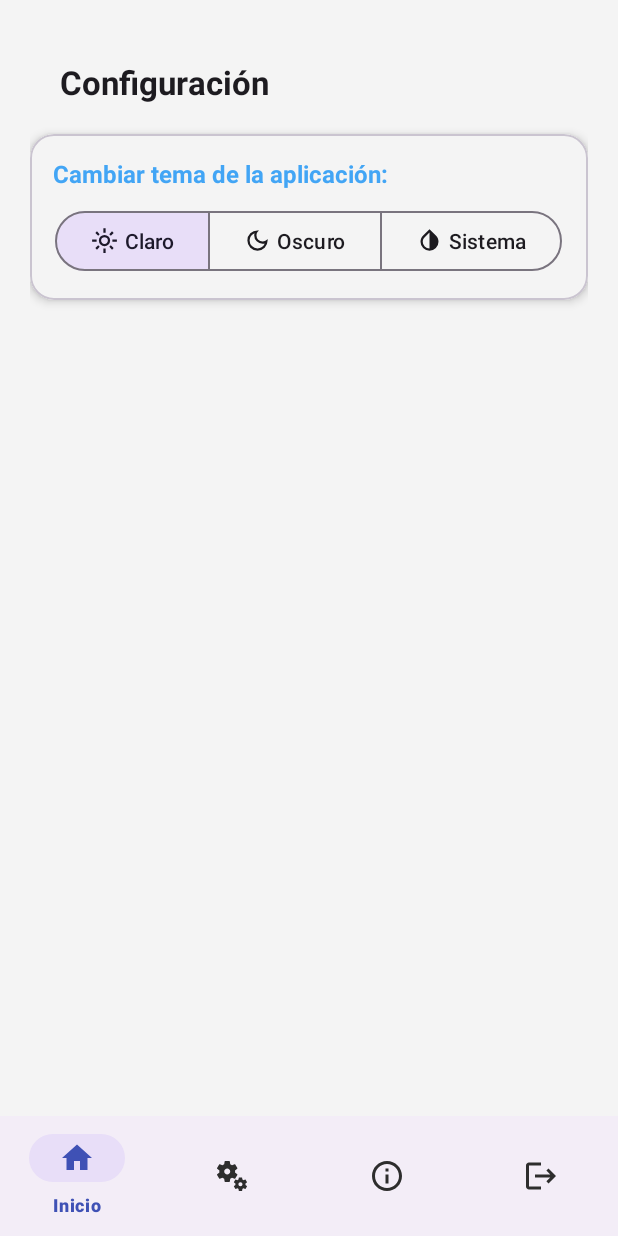
After one commit to Ever-VC/DataCloudSV, an Android app: the fragment ConfigFragment placed in its activity, on a phone screen of 412 x 824 dp. The commit adds this screen. Run offline under Robolectric (Android 15) with nearby library versions, the phone set to English and light mode, and no system bars; our stand-ins replace Room's generated code.

Commit message:
Fix: Implementación de tema oscuro
- Se implementa la funcionalidad para cambiar el tema de la aplicación (claro, oscuro, sistema).
- Se crea la clase `ThemeHelper` para gestionar el tema seleccionado.
- Se añade el fragmento `ConfigFragment` para la configuración del tema.
- Se actualiza el icono de "Ajustes" a "Configuración" en el menú de navegación inferior.
- Se añaden nuevos iconos para los modos de tema (claro, oscuro, sistema).
- Se aplica el tema seleccionado al iniciar la aplicación en `MainActivity`.
- Se asegura la ventana en `ConfigFragment` para prevenir capturas de pantalla.

```diff
--- a/app/src/main/java/com/evervc/datacloudsv/MainActivity.java
+++ b/app/src/main/java/com/evervc/datacloudsv/MainActivity.java
@@ -7,6 +7,7 @@ import android.os.Handler;
 
 import androidx.activity.EdgeToEdge;
 import androidx.appcompat.app.AppCompatActivity;
+import androidx.appcompat.app.AppCompatDelegate;
 import androidx.core.graphics.Insets;
 import androidx.core.view.ViewCompat;
 import androidx.core.view.WindowInsetsCompat;
@@ -14,6 +15,7 @@ import androidx.core.view.WindowInsetsCompat;
 import com.evervc.datacloudsv.ui.HomeActivity;
 import com.evervc.datacloudsv.ui.LoginActivity;
 import com.evervc.datacloudsv.ui.RegisterActivity;
+import com.evervc.datacloudsv.ui.utils.ThemeHelper;
 
 public class MainActivity extends AppCompatActivity {
 
@@ -27,6 +29,8 @@ public class MainActivity extends AppCompatActivity {
             v.setPadding(systemBars.left, systemBars.top, systemBars.right, systemBars.bottom);
             return insets;
         });
+        int theme = new ThemeHelper(this).getSelectedTheme();
+        new ThemeHelper(this).setSelectedTheme(theme);
         loadSplash();
     }
 
--- a/app/src/main/java/com/evervc/datacloudsv/ui/HomeActivity.java
+++ b/app/src/main/java/com/evervc/datacloudsv/ui/HomeActivity.java
@@ -20,6 +20,7 @@ import androidx.fragment.app.FragmentContainerView;
 
 import com.evervc.datacloudsv.R;
 import com.evervc.datacloudsv.database.AccountRegistersDB;
+import com.evervc.datacloudsv.ui.fragments.ConfigFragment;
 import com.evervc.datacloudsv.ui.fragments.HomeFragment;
 import com.google.android.material.bottomnavigation.BottomNavigationView;
 import com.google.android.material.navigation.NavigationBarView;
@@ -63,7 +64,7 @@ public class HomeActivity extends AppCompatActivity {
                 chnageFragment(new HomeFragment());
                 return true;
             case R.id.btnSettings:
-                Toast.makeText(HomeActivity.this, "Módulo en desarrollo...", Toast.LENGTH_SHORT).show();
+                chnageFragment(new ConfigFragment());
                 return false;
             case R.id.btnInfo:
                 Toast.makeText(HomeActivity.this, "Módulo en desarrollo...", Toast.LENGTH_SHORT).show();
--- /dev/null
+++ b/app/src/main/java/com/evervc/datacloudsv/ui/fragments/ConfigFragment.java
@@ -0,0 +1,72 @@
+package com.evervc.datacloudsv.ui.fragments;
+
+import android.os.Bundle;
+
+import androidx.appcompat.app.AppCompatDelegate;
+import androidx.fragment.app.Fragment;
+
+import android.view.LayoutInflater;
+import android.view.View;
+import android.view.ViewGroup;
+import android.view.WindowManager;
+
+import com.evervc.datacloudsv.R;
+import com.evervc.datacloudsv.ui.utils.ThemeHelper;
+import com.google.android.material.button.MaterialButtonToggleGroup;
+
+public class ConfigFragment extends Fragment {
+    private MaterialButtonToggleGroup theme_toggle;
+
+    public ConfigFragment() {
+        // Required empty public constructor
+    }
+
+    public static ConfigFragment newInstance(String param1, String param2) {
+        ConfigFragment fragment = new ConfigFragment();
+        return fragment;
+    }
+
+    @Override
+    public void onCreate(Bundle savedInstanceState) {
+        super.onCreate(savedInstanceState);
+    }
+
+    @Override
+    public View onCreateView(LayoutInflater inflater, ViewGroup container,
+                             Bundle savedInstanceState) {
+        // Inflate the layout for this fragment
+        getActivity().getWindow().setFlags(WindowManager.LayoutParams.FLAG_SECURE, WindowManager.LayoutParams.FLAG_SECURE);
+        View view = inflater.inflate(R.layout.fragment_config, container, false);
+
+        bindXmlElements(view);
+
+        setTheme();
+
+        return view;
+    }
+
+    private void bindXmlElements(View view) {
+        theme_toggle = view.findViewById(R.id.theme_toggle);
+    }
+
+    private void setTheme() {
+        theme_toggle.addOnButtonCheckedListener((group, checkedId, isChecked) -> {
+            if (isChecked) {
+                if (checkedId == R.id.btnLight) {
+                    new ThemeHelper(getActivity()).setSelectedTheme(AppCompatDelegate.MODE_NIGHT_NO);
+                } else if (checkedId == R.id.btnDark) {
+                    new ThemeHelper(getActivity()).setSelectedTheme(AppCompatDelegate.MODE_NIGHT_YES);
+                } else {
+                    new ThemeHelper(getActivity()).setSelectedTheme(AppCompatDelegate.MODE_NIGHT_FOLLOW_SYSTEM);
+                }
+            }
+        });
+
+        int theme = new ThemeHelper(getActivity()).getSelectedTheme();
+
+        // Select toggle btn
+        theme_toggle.check(theme == AppCompatDelegate.MODE_NIGHT_NO ? R.id.btnLight :
+                theme == AppCompatDelegate.MODE_NIGHT_YES ? R.id.btnDark :
+                        R.id.btnSystem);
+    }
+}
--- /dev/null
+++ b/app/src/main/java/com/evervc/datacloudsv/ui/utils/ThemeHelper.java
@@ -0,0 +1,27 @@
+package com.evervc.datacloudsv.ui.utils;
+
+import android.content.Context;
+import android.content.SharedPreferences;
+
+import androidx.appcompat.app.AppCompatDelegate;
+
+public class ThemeHelper {
+    private static final String SELECTED_THEME = "Theme.Helper.Selected.Theme";
+    private final SharedPreferences sharedPreferences;
+
+    public ThemeHelper(Context context) {
+        this.sharedPreferences = context.getSharedPreferences("THEME", Context.MODE_PRIVATE);
+    }
+
+    public int getSelectedTheme() {
+        return sharedPreferences.getInt(SELECTED_THEME, 1);
+    }
+
+    public void setSelectedTheme(int theme) {
+        SharedPreferences.Editor editor = sharedPreferences.edit();
+        editor.putInt(SELECTED_THEME, theme);
+        editor.apply();
+
+        AppCompatDelegate.setDefaultNightMode(theme);
+    }
+}
--- /dev/null
+++ b/app/src/main/res/drawable/outline_dark_mode_24.xml
@@ -0,0 +1,5 @@
+<vector xmlns:android="http://schemas.android.com/apk/res/android" android:height="24dp" android:tint="#000000" android:viewportHeight="960" android:viewportWidth="960" android:width="24dp">
+
+    <path android:fillColor="@android:color/white" android:pathData="M480,840Q330,840 225,735Q120,630 120,480Q120,330 225,225Q330,120 480,120Q494,120 507.5,121Q521,122 534,124Q493,153 468.5,199.5Q444,246 444,300Q444,390 507,453Q570,516 660,516Q715,516 761,491.5Q807,467 836,426Q838,439 839,452.5Q840,466 840,480Q840,630 735,735Q630,840 480,840ZM480,760Q568,760 638,711.5Q708,663 740,585Q720,590 700,593Q680,596 660,596Q537,596 450.5,509.5Q364,423 364,300Q364,280 367,260Q370,240 375,220Q297,252 248.5,322Q200,392 200,480Q200,596 282,678Q364,760 480,760ZM470,490Q470,490 470,490Q470,490 470,490Q470,490 470,490Q470,490 470,490Q470,490 470,490Q470,490 470,490Q470,490 470,490Q470,490 470,490Q470,490 470,490Q470,490 470,490Q470,490 470,490Q470,490 470,490Z"/>
+
+</vector>
--- /dev/null
+++ b/app/src/main/res/drawable/outline_invert_colors_24.xml
@@ -0,0 +1,5 @@
+<vector xmlns:android="http://schemas.android.com/apk/res/android" android:height="24dp" android:tint="#000000" android:viewportHeight="960" android:viewportWidth="960" android:width="24dp">
+
+    <path android:fillColor="@android:color/white" android:pathData="M480,840Q347,840 253.5,747.5Q160,655 160,524Q160,458 185,402Q210,346 254,302L480,80L706,302Q750,346 775,402Q800,458 800,524Q800,655 706.5,747.5Q613,840 480,840ZM480,760L480,192L310,360Q275,393 257.5,434.5Q240,476 240,524Q240,621 310,690.5Q380,760 480,760Z"/>
+
+</vector>
--- /dev/null
+++ b/app/src/main/res/drawable/outline_light_mode_24.xml
@@ -0,0 +1,5 @@
+<vector xmlns:android="http://schemas.android.com/apk/res/android" android:height="24dp" android:tint="#000000" android:viewportHeight="960" android:viewportWidth="960" android:width="24dp">
+
+    <path android:fillColor="@android:color/white" android:pathData="M480,600Q530,600 565,565Q600,530 600,480Q600,430 565,395Q530,360 480,360Q430,360 395,395Q360,430 360,480Q360,530 395,565Q430,600 480,600ZM480,680Q397,680 338.5,621.5Q280,563 280,480Q280,397 338.5,338.5Q397,280 480,280Q563,280 621.5,338.5Q680,397 680,480Q680,563 621.5,621.5Q563,680 480,680ZM200,520L40,520L40,440L200,440L200,520ZM920,520L760,520L760,440L920,440L920,520ZM440,200L440,40L520,40L520,200L440,200ZM440,920L440,760L520,760L520,920L440,920ZM256,310L155,213L212,154L308,254L256,310ZM748,806L651,705L704,650L805,747L748,806ZM650,256L747,155L806,212L706,308L650,256ZM154,748L255,651L310,704L213,805L154,748ZM480,480Q480,480 480,480Q480,480 480,480Q480,480 480,480Q480,480 480,480Q480,480 480,480Q480,480 480,480Q480,480 480,480Q480,480 480,480Z"/>
+
+</vector>
--- /dev/null
+++ b/app/src/main/res/layout/fragment_config.xml
@@ -0,0 +1,89 @@
+<?xml version="1.0" encoding="utf-8"?>
+<androidx.constraintlayout.widget.ConstraintLayout xmlns:android="http://schemas.android.com/apk/res/android"
+    xmlns:tools="http://schemas.android.com/tools"
+    android:layout_width="match_parent"
+    android:layout_height="match_parent"
+    xmlns:app="http://schemas.android.com/apk/res-auto"
+    android:padding="20dp"
+    tools:context=".ui.fragments.ConfigFragment">
+
+    <TextView
+        android:id="@+id/tvTitle"
+        android:layout_width="match_parent"
+        android:layout_height="wrap_content"
+        android:text="Configuración"
+        android:textColor="?android:textColorPrimary"
+        android:textSize="22sp"
+        android:layout_marginLeft="20dp"
+        android:layout_marginTop="20dp"
+        android:textStyle="bold"
+        app:layout_constraintEnd_toEndOf="parent"
+        app:layout_constraintStart_toStartOf="parent"
+        app:layout_constraintTop_toTopOf="parent" />
+
+    <com.google.android.material.card.MaterialCardView
+        android:id="@+id/cvTitle"
+        android:layout_width="match_parent"
+        android:layout_height="wrap_content"
+        android:layout_marginTop="20dp"
+        app:cardCornerRadius="16dp"
+        app:cardElevation="4dp"
+        app:cardBackgroundColor="@color/bg_screen"
+        app:layout_constraintTop_toBottomOf="@+id/tvTitle">
+
+        <LinearLayout
+            android:orientation="vertical"
+            android:layout_width="match_parent"
+            android:layout_height="wrap_content"
+            android:gravity="center"
+            android:padding="5dp">
+
+            <TextView
+                android:id="@+id/tvChangeTheme"
+                android:layout_width="match_parent"
+                android:layout_height="wrap_content"
+                android:text="Cambiar tema de la aplicación:"
+                android:textColor="@color/light_blue"
+                android:textSize="16dp"
+                android:layout_margin="10dp"
+                android:textStyle="bold"
+                app:layout_constraintEnd_toEndOf="parent"
+                app:layout_constraintStart_toStartOf="parent"
+                app:layout_constraintTop_toTopOf="parent" />
+
+            <com.google.android.material.button.MaterialButtonToggleGroup
+                android:id="@+id/theme_toggle"
+                android:layout_width="wrap_content"
+                android:layout_height="wrap_content"
+                app:singleSelection="true"
+                app:selectionRequired="true"
+                android:layout_marginBottom="10dp"
+                android:orientation="horizontal">
+
+                <Button
+                    android:id="@+id/btnLight"
+                    android:layout_width="wrap_content"
+                    android:layout_height="match_parent"
+                    style="?attr/materialButtonOutlinedStyle"
+                    app:icon="@drawable/outline_light_mode_24"
+                    android:text="Claro"/>
+                <Button
+                    android:id="@+id/btnDark"
+                    android:layout_width="wrap_content"
+                    android:layout_height="match_parent"
+                    style="?attr/materialButtonOutlinedStyle"
+                    app:icon="@drawable/outline_dark_mode_24"
+                    android:text="Oscuro"/>
+                <Button
+                    android:id="@+id/btnSystem"
+                    android:layout_width="wrap_content"
+                    android:layout_height="match_parent"
+                    style="?attr/materialButtonOutlinedStyle"
+                    app:icon="@drawable/outline_invert_colors_24"
+                    android:text="Sistema"/>
+
+            </com.google.android.material.button.MaterialButtonToggleGroup>
+        </LinearLayout>
+    </com.google.android.material.card.MaterialCardView>
+
+</androidx.constraintlayout.widget.ConstraintLayout>
--- a/app/src/main/res/menu/navigation_bottom.xml
+++ b/app/src/main/res/menu/navigation_bottom.xml
@@ -8,7 +8,7 @@
     />
     <item
         android:id="@+id/btnSettings"
-        android:title="Ajustes"
+        android:title="Configuración"
         android:icon="@drawable/baseline_miscellaneous_services_24"
     />
     <item
```
